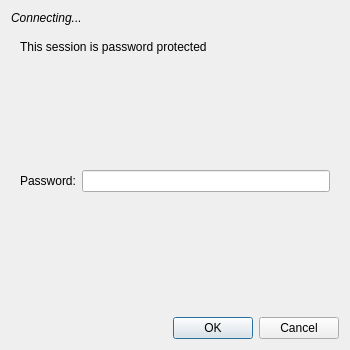
drawpile/Drawpile, file src/desktop/ui/logindialog.ui: the form before one commit.
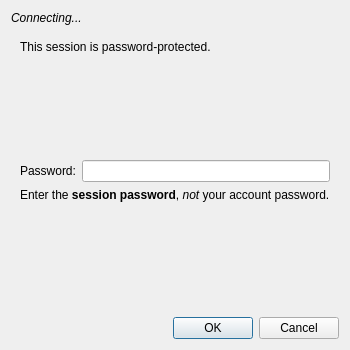
The form after the commit. The open tabs and pages were chosen to show the change. Icons and pictures are not drawn. Custom widgets are drawn as their Qt base class.

Commit message:
Clarify session password login dialog page
To make it clear that the *session* password is requested, not the
account password.

What changed in the file:
```diff
--- a/src/desktop/ui/logindialog.ui
+++ b/src/desktop/ui/logindialog.ui
@@ -255,7 +255,7 @@
        <item>
         <widget class="QLabel">
          <property name="text">
-          <string>This session is password protected</string>
+          <string>This session is password-protected.</string>
          </property>
         </widget>
        </item>
@@ -290,6 +290,16 @@
          </item>
         </layout>
        </item>
+       <item>
+        <widget class="QLabel">
+         <property name="text">
+          <string>Enter the &lt;b&gt;session password&lt;/b&gt;, &lt;i&gt;not&lt;/i&gt; your account password.</string>
+         </property>
+         <property name="wordWrap">
+          <bool>true</bool>
+         </property>
+        </widget>
+       </item>
        <item>
         <spacer>
          <property name="orientation">
```
